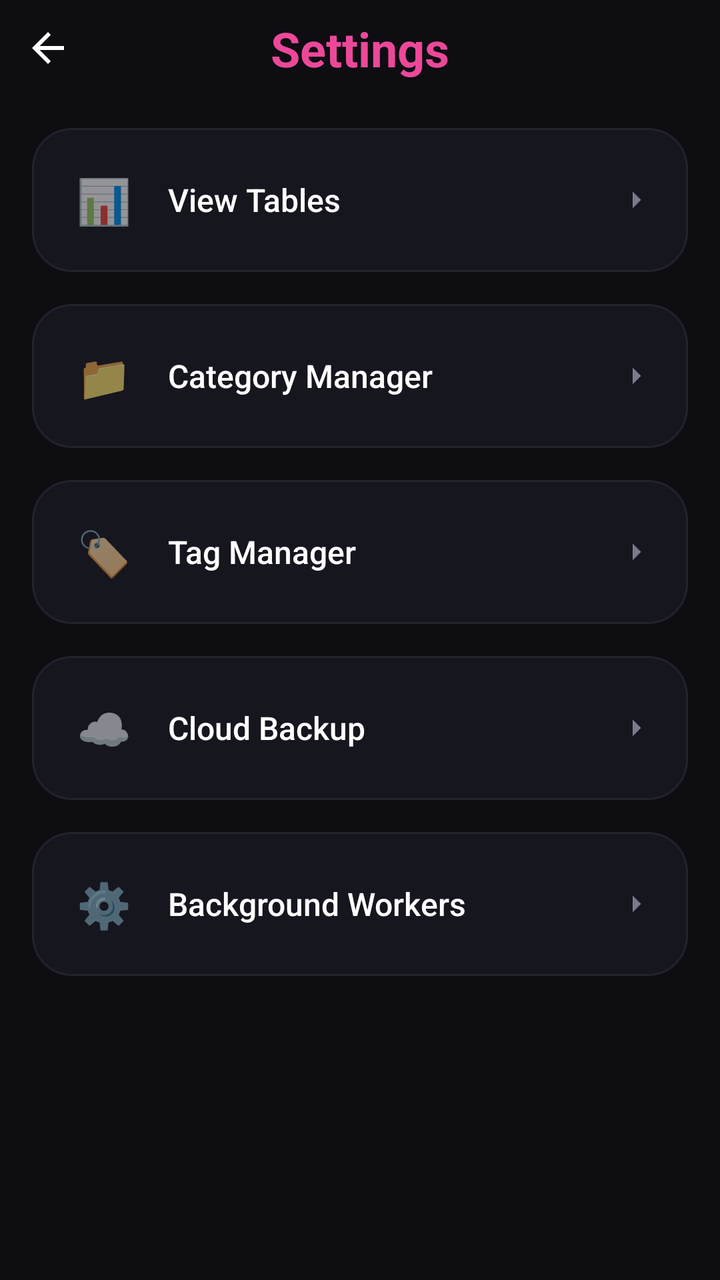
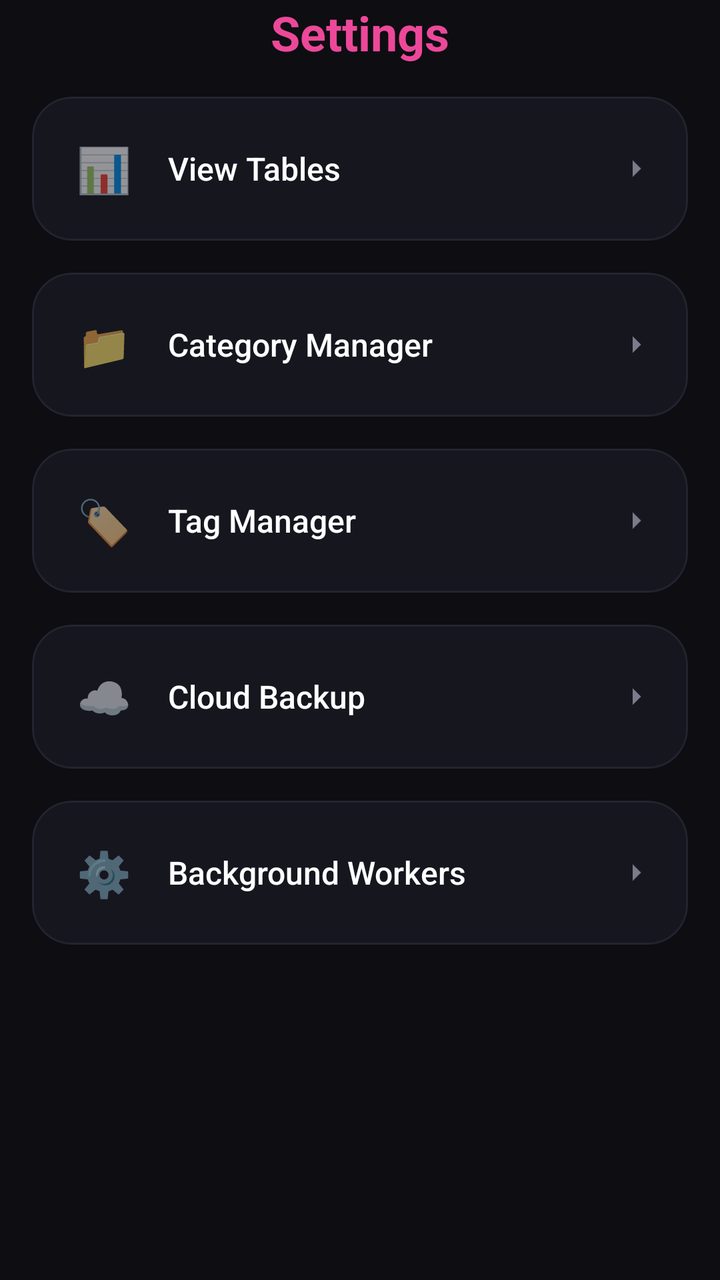

Before-and-after screenshots of an Android layout around one commit, followed by the original layout XML and the change that was made.
<!-- AndroidManifest.xml: application theme Theme.PP -->
<!-- res/layout/activity_more.xml -->
<?xml version="1.0" encoding="utf-8"?>
<androidx.constraintlayout.widget.ConstraintLayout xmlns:android="http://schemas.android.com/apk/res/android"
    xmlns:app="http://schemas.android.com/apk/res-auto"
    android:layout_width="match_parent"
    android:layout_height="match_parent"
    android:background="@color/background"
    android:fitsSystemWindows="true">

    
    <ImageView
        android:id="@+id/btnBack"
        android:layout_width="48dp"
        android:layout_height="48dp"
        android:padding="12dp"
        android:src="@drawable/ic_back"
        android:contentDescription="@string/app_name"
        app:layout_constraintStart_toStartOf="parent"
        app:layout_constraintTop_toTopOf="parent"
        app:tint="@color/text_primary" />

    <TextView
        android:id="@+id/tvTitle"
        android:layout_width="wrap_content"
        android:layout_height="wrap_content"
        android:text="Settings"
        android:textColor="@color/accent_pink"
        android:textSize="24sp"
        android:textStyle="bold"
        app:layout_constraintBottom_toBottomOf="@id/btnBack"
        app:layout_constraintEnd_toEndOf="parent"
        app:layout_constraintStart_toStartOf="parent"
        app:layout_constraintTop_toTopOf="@id/btnBack" />

    <LinearLayout
        android:layout_width="match_parent"
        android:layout_height="wrap_content"
        android:orientation="vertical"
        android:padding="16dp"
        app:layout_constraintTop_toBottomOf="@id/btnBack">

        
        <com.google.android.material.card.MaterialCardView
            android:id="@+id/btnViewTables"
            android:layout_width="match_parent"
            android:layout_height="wrap_content"
            android:layout_marginBottom="16dp"
            app:cardBackgroundColor="@color/card_background"
            app:cardCornerRadius="20dp"
            app:cardElevation="0dp"
            app:strokeColor="@color/stroke_color"
            app:strokeWidth="1dp">
            <LinearLayout
                android:layout_width="match_parent"
                android:layout_height="wrap_content"
                android:orientation="horizontal"
                android:gravity="center_vertical"
                android:padding="16dp">
                <TextView
                    android:layout_width="40dp"
                    android:layout_height="40dp"
                    android:gravity="center"
                    android:text="📊"
                    android:textSize="22sp" />
                <TextView
                    android:layout_width="0dp"
                    android:layout_height="wrap_content"
                    android:layout_weight="1"
                    android:layout_marginStart="12dp"
                    android:text="View Tables"
                    android:textColor="@color/text_primary"
                    android:textSize="16sp"
                    android:fontFamily="sans-serif-medium" />
                <ImageView
                    android:layout_width="20dp"
                    android:layout_height="20dp"
                    android:src="@drawable/ic_arrow_down"
                    android:rotation="-90"
                    app:tint="@color/text_muted" />
            </LinearLayout>
        </com.google.android.material.card.MaterialCardView>

        
        <com.google.android.material.card.MaterialCardView
            android:id="@+id/btnCategoryManager"
            android:layout_width="match_parent"
            android:layout_height="wrap_content"
            android:layout_marginBottom="16dp"
            app:cardBackgroundColor="@color/card_background"
            app:cardCornerRadius="20dp"
            app:cardElevation="0dp"
            app:strokeColor="@color/stroke_color"
            app:strokeWidth="1dp">
            <LinearLayout
                android:layout_width="match_parent"
                android:layout_height="wrap_content"
                android:orientation="horizontal"
                android:gravity="center_vertical"
                android:padding="16dp">
                <TextView
                    android:layout_width="40dp"
                    android:layout_height="40dp"
                    android:gravity="center"
                    android:text="📁"
                    android:textSize="22sp" />
                <TextView
                    android:layout_width="0dp"
                    android:layout_height="wrap_content"
                    android:layout_weight="1"
                    android:layout_marginStart="12dp"
                    android:text="Category Manager"
                    android:textColor="@color/text_primary"
                    android:textSize="16sp"
                    android:fontFamily="sans-serif-medium" />
                <ImageView
                    android:layout_width="20dp"
                    android:layout_height="20dp"
                    android:src="@drawable/ic_arrow_down"
                    android:rotation="-90"
                    app:tint="@color/text_muted" />
            </LinearLayout>
        </com.google.android.material.card.MaterialCardView>

        
        <com.google.android.material.card.MaterialCardView
            android:id="@+id/btnTagManager"
            android:layout_width="match_parent"
            android:layout_height="wrap_content"
            android:layout_marginBottom="16dp"
            app:cardBackgroundColor="@color/card_background"
            app:cardCornerRadius="20dp"
            app:cardElevation="0dp"
            app:strokeColor="@color/stroke_color"
            app:strokeWidth="1dp">
            <LinearLayout
                android:layout_width="match_parent"
                android:layout_height="wrap_content"
                android:orientation="horizontal"
                android:gravity="center_vertical"
                android:padding="16dp">
                <TextView
                    android:layout_width="40dp"
                    android:layout_height="40dp"
                    android:gravity="center"
                    android:text="🏷️"
                    android:textSize="22sp" />
                <TextView
                    android:layout_width="0dp"
                    android:layout_height="wrap_content"
                    android:layout_weight="1"
                    android:layout_marginStart="12dp"
                    android:text="Tag Manager"
                    android:textColor="@color/text_primary"
                    android:textSize="16sp"
                    android:fontFamily="sans-serif-medium" />
                <ImageView
                    android:layout_width="20dp"
                    android:layout_height="20dp"
                    android:src="@drawable/ic_arrow_down"
                    android:rotation="-90"
                    app:tint="@color/text_muted" />
            </LinearLayout>
        </com.google.android.material.card.MaterialCardView>

        
        <com.google.android.material.card.MaterialCardView
            android:id="@+id/btnBackup"
            android:layout_width="match_parent"
            android:layout_height="wrap_content"
            android:layout_marginBottom="16dp"
            app:cardBackgroundColor="@color/card_background"
            app:cardCornerRadius="20dp"
            app:cardElevation="0dp"
            app:strokeColor="@color/stroke_color"
            app:strokeWidth="1dp">
            <LinearLayout
                android:layout_width="match_parent"
                android:layout_height="wrap_content"
                android:orientation="horizontal"
                android:gravity="center_vertical"
                android:padding="16dp">
                <TextView
                    android:layout_width="40dp"
                    android:layout_height="40dp"
                    android:gravity="center"
                    android:text="☁️"
                    android:textSize="22sp" />
                <TextView
                    android:layout_width="0dp"
                    android:layout_height="wrap_content"
                    android:layout_weight="1"
                    android:layout_marginStart="12dp"
                    android:text="Cloud Backup"
                    android:textColor="@color/text_primary"
                    android:textSize="16sp"
                    android:fontFamily="sans-serif-medium" />
                <ImageView
                    android:layout_width="20dp"
                    android:layout_height="20dp"
                    android:src="@drawable/ic_arrow_down"
                    android:rotation="-90"
                    app:tint="@color/text_muted" />
            </LinearLayout>
        </com.google.android.material.card.MaterialCardView>

        
        <com.google.android.material.card.MaterialCardView
            android:id="@+id/btnWorkers"
            android:layout_width="match_parent"
            android:layout_height="wrap_content"
            android:layout_marginBottom="16dp"
            app:cardBackgroundColor="@color/card_background"
            app:cardCornerRadius="20dp"
            app:cardElevation="0dp"
            app:strokeColor="@color/stroke_color"
            app:strokeWidth="1dp">
            <LinearLayout
                android:layout_width="match_parent"
                android:layout_height="wrap_content"
                android:orientation="horizontal"
                android:gravity="center_vertical"
                android:padding="16dp">
                <TextView
                    android:layout_width="40dp"
                    android:layout_height="40dp"
                    android:gravity="center"
                    android:text="⚙️"
                    android:textSize="22sp" />
                <TextView
                    android:layout_width="0dp"
                    android:layout_height="wrap_content"
                    android:layout_weight="1"
                    android:layout_marginStart="12dp"
                    android:text="Background Workers"
                    android:textColor="@color/text_primary"
                    android:textSize="16sp"
                    android:fontFamily="sans-serif-medium" />
                <ImageView
                    android:layout_width="20dp"
                    android:layout_height="20dp"
                    android:src="@drawable/ic_arrow_down"
                    android:rotation="-90"
                    app:tint="@color/text_muted" />
            </LinearLayout>
        </com.google.android.material.card.MaterialCardView>

    </LinearLayout>

</androidx.constraintlayout.widget.ConstraintLayout>
<!-- resources referenced by this layout -->
<resources>
  <color name="accent_pink">#EC4899</color>
  <color name="background">#0D0D12</color>
  <color name="card_background">#16161F</color>
  <color name="stroke_color">#232330</color>
  <color name="text_muted">#7B7B8C</color>
  <color name="text_primary">#FFFFFF</color>
  <!-- drawable ic_arrow_down (drawable) -->
  <vector xmlns:android="http://schemas.android.com/apk/res/android"
      android:width="24dp"
      android:height="24dp"
      android:viewportWidth="24"
      android:viewportHeight="24">
    <path
        android:fillColor="#FFFFFFFF"
        android:pathData="M7,10l5,5 5,-5H7z"/>
  </vector>
  <!-- drawable ic_back (drawable) -->
  <vector xmlns:android="http://schemas.android.com/apk/res/android"
      android:width="24dp"
      android:height="24dp"
      android:viewportWidth="24"
      android:viewportHeight="24">
    <path
        android:fillColor="#FF000000"
        android:pathData="M20,11H7.83l5.59,-5.59L12,4l-8,8 8,8 1.41,-1.41L7.83,13H20v-2z"/>
  </vector>
  <string name="app_name">PP</string>
  <style name="Theme.PP" parent="Theme.MaterialComponents.DayNight.NoActionBar">
          
          <item name="colorPrimary">@color/accent_purple</item>
          <item name="colorPrimaryVariant">@color/selected_date_bg</item>
          <item name="colorOnPrimary">@color/white</item>
          
          <item name="colorSecondary">@color/accent_pink</item>
          <item name="colorSecondaryVariant">@color/accent_pink</item>
          <item name="colorOnSecondary">@color/black</item>
          
          <item name="android:statusBarColor">@color/background</item>
          
      </style>
  <color name="accent_purple">#A855F7</color>
  <color name="selected_date_bg">#9333EA</color>
  <color name="white">#FFFFFFFF</color>
  <color name="black">#FF000000</color>
</resources>

<!-- the commit's change to res/layout/activity_more.xml (unified diff, before → after) -->
@@ -7,17 +7,6 @@
     android:fitsSystemWindows="true">
 
     
-    <ImageView
-        android:id="@+id/btnBack"
-        android:layout_width="48dp"
-        android:layout_height="48dp"
-        android:padding="12dp"
-        android:src="@drawable/ic_back"
-        android:contentDescription="@string/app_name"
-        app:layout_constraintStart_toStartOf="parent"
-        app:layout_constraintTop_toTopOf="parent"
-        app:tint="@color/text_primary" />
-
     <TextView
         android:id="@+id/tvTitle"
         android:layout_width="wrap_content"
@@ -26,17 +15,16 @@
         android:textColor="@color/accent_pink"
         android:textSize="24sp"
         android:textStyle="bold"
-        app:layout_constraintBottom_toBottomOf="@id/btnBack"
         app:layout_constraintEnd_toEndOf="parent"
         app:layout_constraintStart_toStartOf="parent"
-        app:layout_constraintTop_toTopOf="@id/btnBack" />
+        app:layout_constraintTop_toTopOf="parent" />
 
     <LinearLayout
         android:layout_width="match_parent"
         android:layout_height="wrap_content"
         android:orientation="vertical"
         android:padding="16dp"
-        app:layout_constraintTop_toBottomOf="@id/btnBack">
+        app:layout_constraintTop_toBottomOf="@id/tvTitle">
 
         
         <com.google.android.material.card.MaterialCardView
<!-- resource entries referenced after the edit -->
@@ -16,17 +16,6 @@
         android:fillColor="#FFFFFFFF"
         android:pathData="M7,10l5,5 5,-5H7z"/>
   </vector>
-  <!-- drawable ic_back (drawable) -->
-  <vector xmlns:android="http://schemas.android.com/apk/res/android"
-      android:width="24dp"
-      android:height="24dp"
-      android:viewportWidth="24"
-      android:viewportHeight="24">
-    <path
-        android:fillColor="#FF000000"
-        android:pathData="M20,11H7.83l5.59,-5.59L12,4l-8,8 8,8 1.41,-1.41L7.83,13H20v-2z"/>
-  </vector>
-  <string name="app_name">PP</string>
   <style name="Theme.PP" parent="Theme.MaterialComponents.DayNight.NoActionBar">
           
           <item name="colorPrimary">@color/accent_purple</item>
